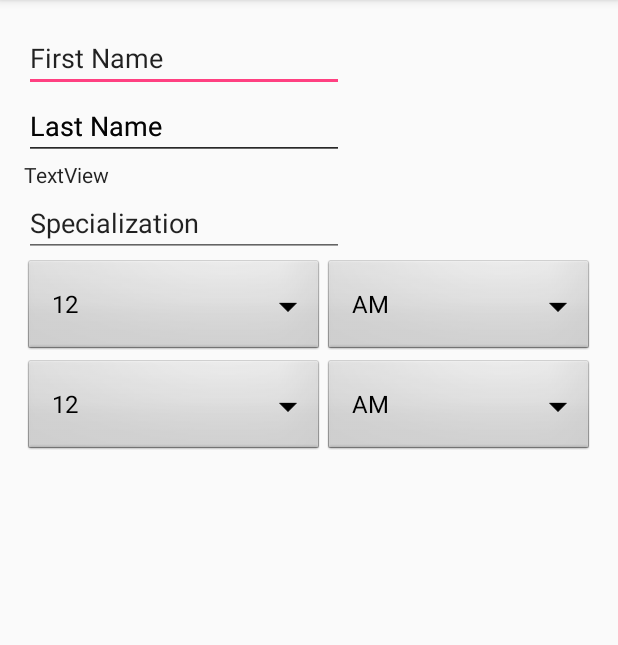
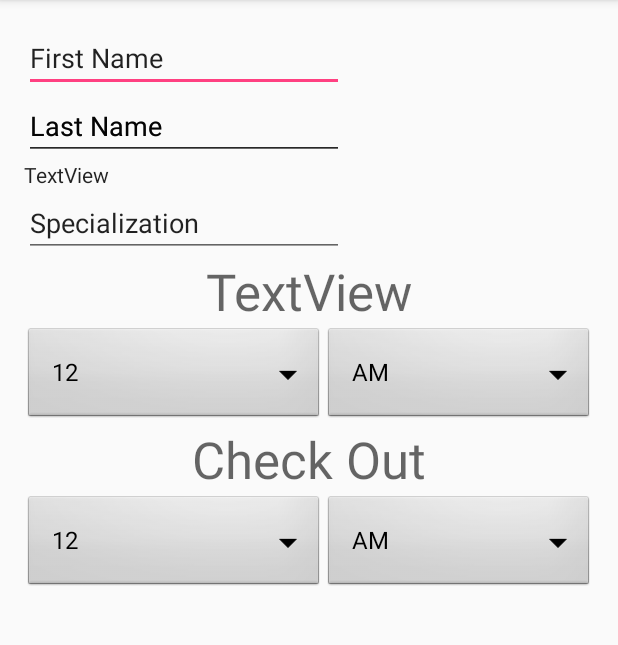
Before and after one commit to aclorta/QuickAppt, an Android app: the Physician_activity screen opened directly, with no data from a screen before it, on a phone screen of 412 x 824 dp, the part 84-729 px from its top. Run offline under Robolectric (Android 15) with nearby library versions, the light colour scheme and no system bars.

Commit message:
added more to physician prof

```diff
--- a/app/src/main/res/layout/activity_physician_activity.xml
+++ b/app/src/main/res/layout/activity_physician_activity.xml
@@ -19,50 +19,6 @@
         android:layout_alignParentStart="true"
         android:id="@+id/editText"
         android:hint="First Name" />
-
-    <Spinner
-        android:layout_width="200dp"
-        android:layout_height="wrap_content"
-        android:id="@+id/Checkin"
-        android:background="@android:drawable/btn_dropdown"
-        android:spinnerMode="dropdown"
-        android:layout_below="@+id/editText3"
-        >
-
-    </Spinner>
-
-    <Spinner
-        android:layout_width="200dp"
-        android:layout_height="wrap_content"
-        android:id="@+id/AM"
-        android:background="@android:drawable/btn_dropdown"
-        android:spinnerMode="dropdown"
-        android:layout_toRightOf="@+id/Checkin"
-        android:layout_below="@id/editText3">
-
-    </Spinner>
-
-    <Spinner
-        android:layout_width="200dp"
-        android:layout_height="wrap_content"
-        android:id="@+id/Checkout"
-        android:background="@android:drawable/btn_dropdown"
-        android:spinnerMode="dropdown"
-        android:layout_below="@+id/Checkin"
-       >
-
-    </Spinner>
-
-    <Spinner
-        android:layout_width="200dp"
-        android:layout_height="wrap_content"
-        android:id="@+id/PM"
-        android:background="@android:drawable/btn_dropdown"
-        android:spinnerMode="dropdown"
-        android:layout_below="@+id/Checkin"
-        android:layout_toRightOf="@id/Checkout">
-
-    </Spinner>
 
     <EditText
         android:layout_width="wrap_content"
@@ -106,5 +62,69 @@
         android:id="@+id/editText3"
         android:hint="Specialization" />
 
+    <Spinner
+        android:layout_width="200dp"
+        android:layout_height="wrap_content"
+        android:id="@+id/AM"
+        android:background="@android:drawable/btn_dropdown"
+        android:spinnerMode="dropdown"
+        android:layout_below="@+id/textView7"
+        android:layout_toRightOf="@id/Checkin">
+
+    </Spinner>
+
+    <Spinner
+        android:layout_width="200dp"
+        android:layout_height="wrap_content"
+        android:id="@+id/Checkin"
+        android:background="@android:drawable/btn_dropdown"
+        android:spinnerMode="dropdown"
+        android:layout_below="@id/textView7"
+        android:layout_alignParentStart="true">
+
+    </Spinner>
+
+    <TextView
+        android:text="Check Out"
+        android:layout_width="wrap_content"
+        android:layout_height="wrap_content"
+        android:id="@+id/textView2"
+        tools:text="Check Out"
+        android:textAppearance="@style/TextAppearance.AppCompat.Display1"
+        android:layout_below="@+id/AM"
+        android:layout_centerHorizontal="true" />
+
+    <Spinner
+        android:layout_width="200dp"
+        android:layout_height="wrap_content"
+        android:id="@+id/Checkout"
+        android:background="@android:drawable/btn_dropdown"
+        android:spinnerMode="dropdown"
+        android:layout_below="@+id/textView2"
+        android:layout_alignParentStart="true">
+
+    </Spinner>
+
+    <Spinner
+        android:layout_width="200dp"
+        android:layout_height="wrap_content"
+        android:id="@+id/PM"
+        android:background="@android:drawable/btn_dropdown"
+        android:spinnerMode="dropdown"
+        android:layout_below="@+id/textView2"
+        android:layout_toRightOf="@id/Checkout">
+
+    </Spinner>
+
+    <TextView
+        android:text="TextView"
+        android:layout_width="wrap_content"
+        android:layout_height="wrap_content"
+        android:id="@+id/textView7"
+        tools:text="Check In"
+        android:textAppearance="@style/TextAppearance.AppCompat.Display1"
+        android:layout_below="@+id/editText3"
+        android:layout_centerHorizontal="true" />
+
 
 </RelativeLayout>
```
